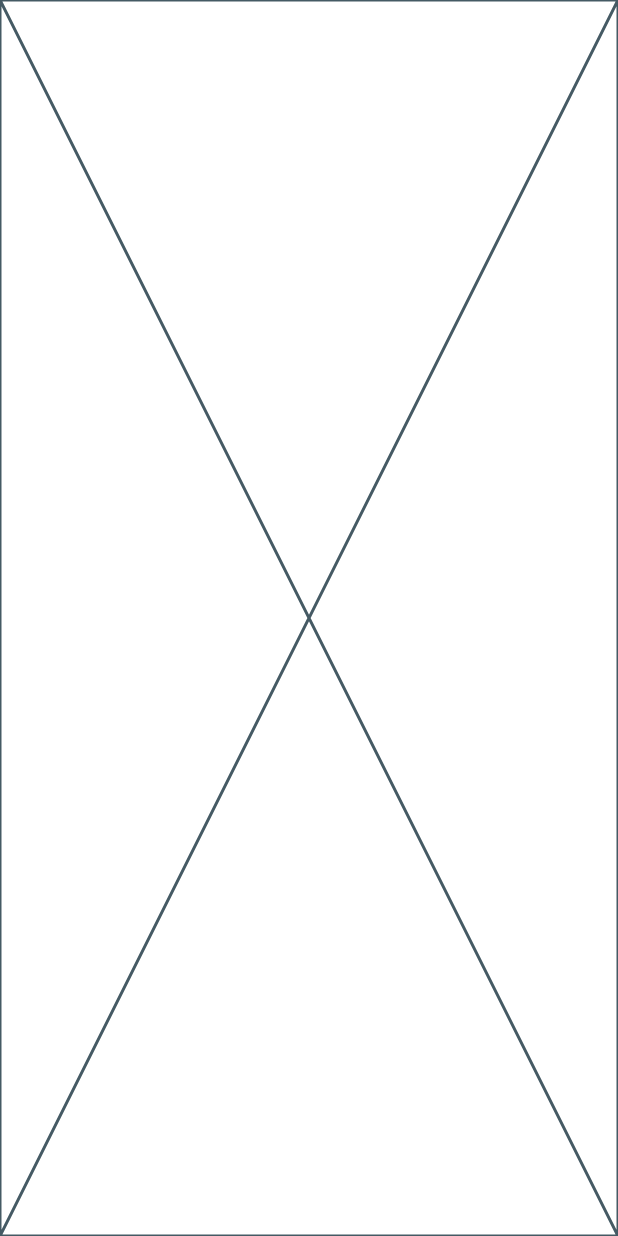
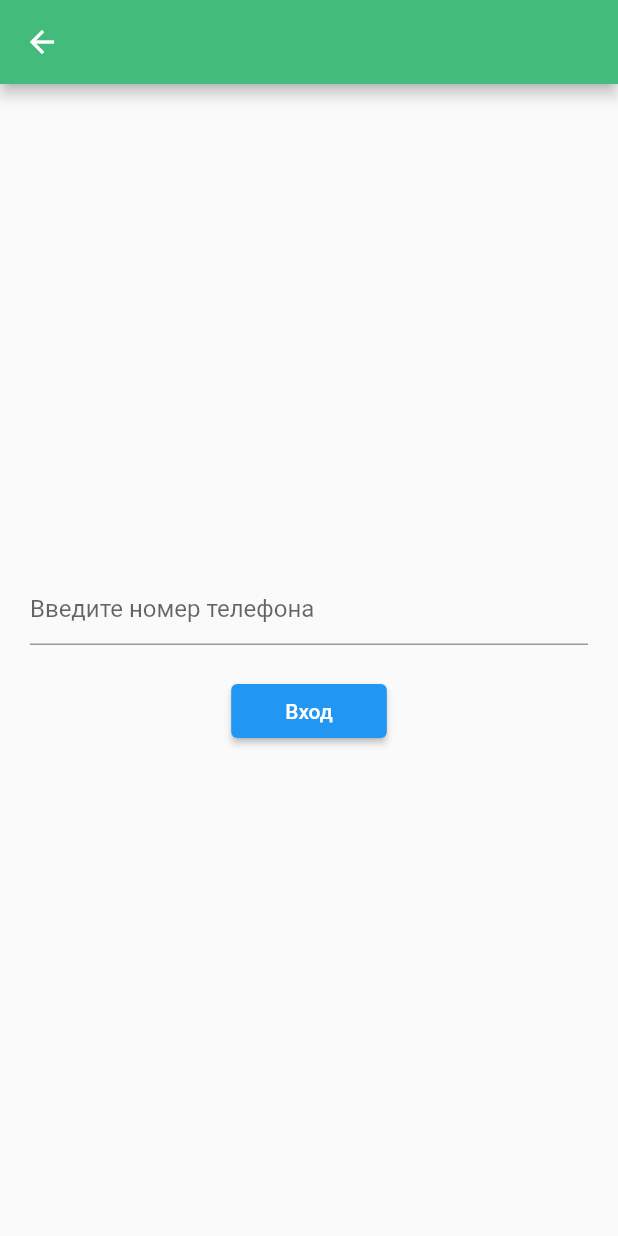
Before and after one commit to Miwa138/fr, a Flutter app: the RegestrationSeller screen opened by its route, after a tap on "Phone auth", on a phone screen of 412 x 824 dp. Run offline on Flutter 3.47's test engine with Material 2 defaults, Android fonts, the phone set to English and light mode, and no system bars; our stand-ins replace cloud_firestore, firebase_auth, firebase_core, google_sign_in; accounts and stored records are empty; network calls fail.

Commit message:
add PhoneLoginPage

```diff
--- a/lib/main.dart
+++ b/lib/main.dart
@@ -42,13 +42,13 @@ class MyApp extends StatelessWidget {
           }
           if (snapshot.hasData) {
 
-            return const HomePage();
+            return  PhoneLoginPage();
           }
           return const Landing();
         },),
       routes: {
         'home_page': (context) => const HomePage(),
-        "phone_login_page": (context) => const PhoneLoginPage(),
+        "phone_login_page": (context) =>  PhoneLoginPage(),
         "google_login_page": (context) => const GoogleLoginPage(),
         "google_seller_login_page": (context) => const SellerGoogleLoginPage(),
         "profile_page": (context) => const ProfilePage(),
--- a/lib/view/HomePage.dart
+++ b/lib/view/HomePage.dart
@@ -4,7 +4,7 @@ import 'package:fr/view/AnketeFree.dart';
 import 'package:fr/view/MainPages/ListFreeOrders.dart';
 import 'package:fr/view/MainPages/ListSellers.dart';
 import 'package:fr/view/Profile.dart';
-import 'package:fr/view/ProfileSeller.dart';
+
 CollectionReference users = FirebaseFirestore.instance.collection('users');
 var currentPageIndex = 0;
 
--- a/lib/view/auth/PhoneLoginPage.dart
+++ b/lib/view/auth/PhoneLoginPage.dart
@@ -1,15 +1,118 @@
 import 'package:flutter/material.dart';
+import 'package:firebase_auth/firebase_auth.dart';
+import 'package:fr/view/HomePage.dart';
 
 class PhoneLoginPage extends StatefulWidget {
-  const PhoneLoginPage({Key? key}) : super(key: key);
-
   @override
-  State<PhoneLoginPage> createState() => _PhoneLoginPageState();
+  _PhoneLoginPageState createState() => _PhoneLoginPageState();
 }
 
 class _PhoneLoginPageState extends State<PhoneLoginPage> {
+  String _phoneNumber = '';
+  String _verificationCode = '';
+  bool _isLoading = false;
+
+  final FirebaseAuth _auth = FirebaseAuth.instance;
+
+  Future<void> _verifyPhoneNumber() async {
+    setState(() {
+      _isLoading = true;
+    });
+
+    await _auth.verifyPhoneNumber(
+      phoneNumber: _phoneNumber,
+      verificationCompleted: (PhoneAuthCredential credential) async {
+        setState(() {
+          _isLoading = false;
+        });
+        await _auth.signInWithCredential(credential);
+      },
+      verificationFailed: (FirebaseAuthException e) {
+        setState(() {
+          _isLoading = false;
+        });
+        print(e.message);
+      },
+      codeSent: (String verificationId, int? resendToken) {
+        setState(() {
+          _isLoading = false;
+        });
+        showDialog(
+          context: context,
+          builder: (_) => AlertDialog(
+            title: const Text('Введите код верификации'),
+            content: TextField(
+              onChanged: (value) {
+                setState(() {
+                  _verificationCode = value;
+                });
+              },
+            ),
+            actions: [
+              TextButton(
+                onPressed: () async {
+                  setState(() {
+                    _isLoading = true;
+                  });
+                  PhoneAuthCredential credential =
+                  PhoneAuthProvider.credential(
+                      verificationId: verificationId,
+                      smsCode: _verificationCode);
+                  await _auth.signInWithCredential(credential);
+
+                  setState(() {
+                    _isLoading = false;
+                    Navigator.pushReplacement(context, MaterialPageRoute(builder: (context)=> const HomePage()));
+                  });
+                },
+                child: const Text('Подтвердить'),
+
+              ),
+
+            ],
+          ),
+        );
+      },
+      codeAutoRetrievalTimeout: (String verificationId) {},
+    );
+  }
+
   @override
   Widget build(BuildContext context) {
-    return const Placeholder();
+    return Scaffold(
+      appBar: AppBar(
+        title: Text(''),
+      ),
+      body: _isLoading
+          ? const Center(child: CircularProgressIndicator())
+          : Padding(
+        padding: const EdgeInsets.all(20.0),
+        child: Column(
+          mainAxisAlignment: MainAxisAlignment.center,
+          children: [
+            TextField(
+              keyboardType: TextInputType.phone,
+              onChanged: (value) {
+                setState(() {
+                  _phoneNumber = value;
+                });
+              },
+              decoration: const InputDecoration(
+                hintText: 'Введите номер телефона',
+              ),
+            ),
+            const SizedBox(height: 20.0),
+            ElevatedButton(
+              onPressed: _verifyPhoneNumber,
+              child: const Padding(
+                padding: EdgeInsets.symmetric(
+                    horizontal: 20.0, vertical: 10.0),
+                child: Text('Вход'),
+              ),
+            ),
+          ],
+        ),
+      ),
+    );
   }
 }
--- a/lib/view/auth/RegisterSeller.dart
+++ b/lib/view/auth/RegisterSeller.dart
@@ -3,6 +3,7 @@
 import 'package:flutter/material.dart';
 import 'package:fr/firebase/auth/auth_controller.dart';
 import 'package:fr/firebase/auth/seller_auth_controller.dart';
+import 'package:fr/view/auth/PhoneLoginPage.dart';
 
 final SellerAuthController _authController = SellerAuthController();
 
@@ -23,7 +24,8 @@ class _LoginPageState extends State<RegestrationSeller> {
             children: [
               TextButton(
                 onPressed: () {
-                  Navigator.pushNamed(context, 'phone_login_page');
+                  Navigator.pushReplacement(context, MaterialPageRoute(builder: (context)=> PhoneLoginPage()));
+                  // Navigator.pushNamed(context, 'phone_login_page');
                 },
                 style: ButtonStyle(
                   backgroundColor: MaterialStateProperty.all(Colors.black),
--- a/pubspec.yaml
+++ b/pubspec.yaml
@@ -36,7 +36,7 @@ dependencies:
   # Use with the CupertinoIcons class for iOS style icons.
   cupertino_icons: ^1.0.2
   firebase_core: ^2.7.0
-  firebase_auth: ^4.2.9
+  firebase_auth: ^4.6.3
   cloud_firestore: ^4.4.3
   google_sign_in: ^5.4.1
 
```
Also changed, not shown: pubspec.lock, 5 other files.
